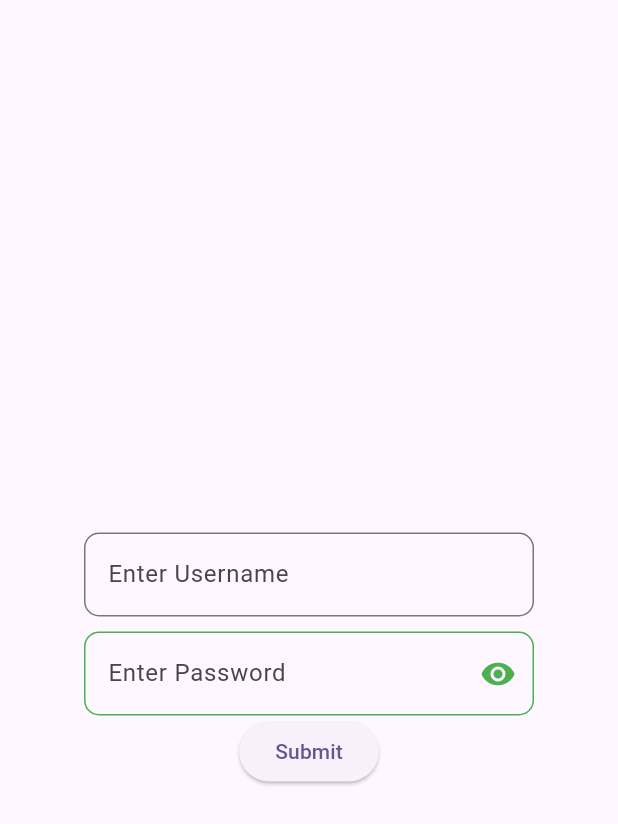
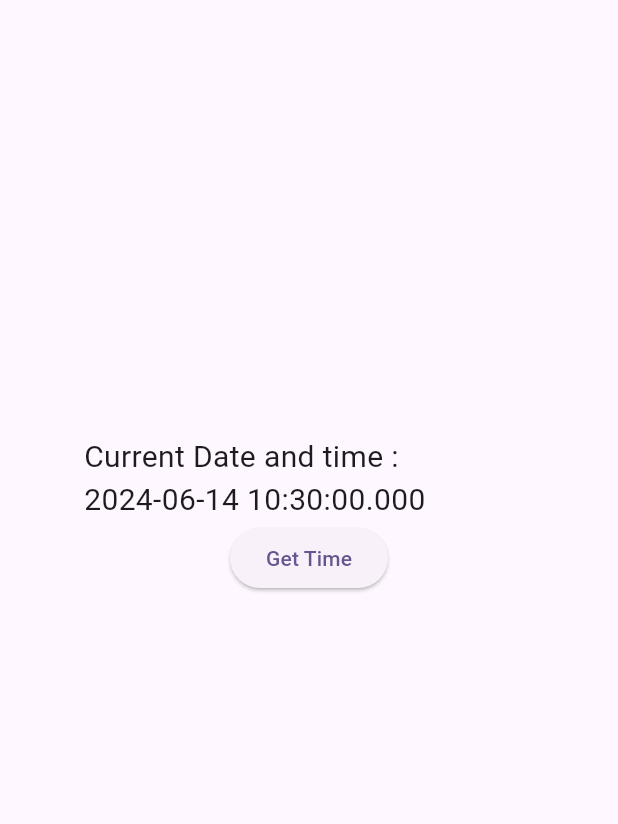
Before and after one commit to sup0808/Flutter_firstapp, a Flutter app: the screen it shows after launch, on a phone screen of 412 x 824 dp. Shown: the top 824 px of the screen. Run offline on Flutter 3.47's test engine with Material 3 defaults, Android fonts, the phone set to English and light mode, and no system bars.

Commit message:
Get Current Date and Time

```diff
--- a/lib/main.dart
+++ b/lib/main.dart
@@ -21,8 +21,10 @@ class MyApp extends StatelessWidget {
           useMaterial3: true,
           textTheme: TextTheme(
               headlineLarge: TextStyle(fontFamily: 'FontRoboto', fontSize: 24),
-          headlineMedium:  TextStyle(fontWeight: FontWeight.w400, fontSize: 16),
-          headlineSmall:  TextStyle(fontWeight: FontWeight.w200, fontSize: 12)
+              headlineMedium: TextStyle(
+                  fontWeight: FontWeight.w400, fontSize: 16),
+              headlineSmall: TextStyle(
+                  fontWeight: FontWeight.w200, fontSize: 12)
           )
       ),
       home: const MyHomePage(title: 'Flutter Demo Home Page'),
@@ -41,12 +43,46 @@ class MyHomePage extends StatefulWidget {
 */
 
   @override
-  State<MyHomePage> createState() => _MyCustomFontFont();
+  State<MyHomePage> createState() => _DateTimePage();
 
 }
 
-class _MyCustomFontFont extends State<MyHomePage>{
-  var userName  = TextEditingController();
+class _DateTimePage extends State<MyHomePage> {
+  var time = DateTime.now();
+
+  @override
+  Widget build(BuildContext context) {
+    return Scaffold(
+      appBar: AppBar(
+
+      ),
+      body: Center(
+        child: Container(
+          width: 300,
+          height: 300,
+          child: Column(
+            children: [
+              Text(
+                "Current Date and time : ${time}",
+                style: TextStyle(fontSize: 20),),
+              ElevatedButton(onPressed: () {
+                setState(() {
+
+                });
+              },
+                  child: Text("Get Time"))
+            ],
+          ),
+        ),
+      )
+      ,
+    );
+  }
+
+}
+
+class _MyCustomFontFont extends State<MyHomePage> {
+  var userName = TextEditingController();
   var email = TextEditingController();
 
   @override
@@ -63,7 +99,7 @@ class _MyCustomFontFont extends State<MyHomePage>{
             mainAxisAlignment: MainAxisAlignment.center,
             children: [
               TextField(
-                controller:userName ,
+                controller: userName,
                 decoration: InputDecoration(
                     hintText: "Enter Username",
                     border: OutlineInputBorder(
@@ -112,11 +148,11 @@ class _MyCustomFontFont extends State<MyHomePage>{
                   //  suffixIcon: IconButton(icon: Icons.e_mobiledata,onPressed: (){},)
                 ),
               ),
-              ElevatedButton(onPressed: (){
-                String nameTxt =  userName.text.toString();
+              ElevatedButton(onPressed: () {
+                String nameTxt = userName.text.toString();
                 print("UserName :: $nameTxt");
 
-                String emailTxt =  email.text.toString();
+                String emailTxt = email.text.toString();
                 print("Email :: $emailTxt");
               }, child: Text("Submit"),)
             ],
@@ -133,17 +169,25 @@ class _MyCustomFontFont extends State<MyHomePage>{
 class _MyHomePageState extends State<MyHomePage> {
   @override
   Widget build(BuildContext context) {
-
-    var arrNames = ["supriya","Shresth","Arvind","One","Two","Neha","Garima"];
+    var arrNames = [
+      "supriya",
+      "Shresth",
+      "Arvind",
+      "One",
+      "Two",
+      "Neha",
+      "Garima"
+    ];
     return Scaffold(
       appBar: AppBar(
         // Here we take the value from the MyHomePage object that was created by
         // the App.build method, and use it to set our appbar title.
         title: Text("Flutter Container"),
       ),
-      body: ListView.separated(itemBuilder: (context, index) {
+      body: ListView.separated(
+        itemBuilder: (context, index) {
           return Card(
-          shadowColor: Colors.green ,
+            shadowColor: Colors.green,
             elevation: 10,
             child: Padding(
               padding: const EdgeInsets.all(8.0),
@@ -165,17 +209,22 @@ class _MyHomePageState extends State<MyHomePage> {
                     ),
                   ),
                 ),
-              title: Text(arrNames[index],style: Theme.of(context).textTheme.headlineLarge!.copyWith(color: Colors.blue)),
-              subtitle: Text('Delhi',style: basicTextStyle(),),
-              trailing: Icon(Icons.add) ,
+                title: Text(arrNames[index], style: Theme
+                    .of(context)
+                    .textTheme
+                    .headlineLarge!
+                    .copyWith(color: Colors.blue)),
+                subtitle: Text('Delhi', style: basicTextStyle(),),
+                trailing: Icon(Icons.add),
               ),
             ),
           );
         },
         itemCount: arrNames.length,
         reverse: false,
-        scrollDirection: Axis.vertical, separatorBuilder: (BuildContext context, int index) {
-        return Divider(height: 10,thickness: 3,);
+        scrollDirection: Axis.vertical,
+        separatorBuilder: (BuildContext context, int index) {
+          return Divider(height: 10, thickness: 3,);
         },
       ),
     );
```
Lines whose indentation alone changed are shown as unchanged.
